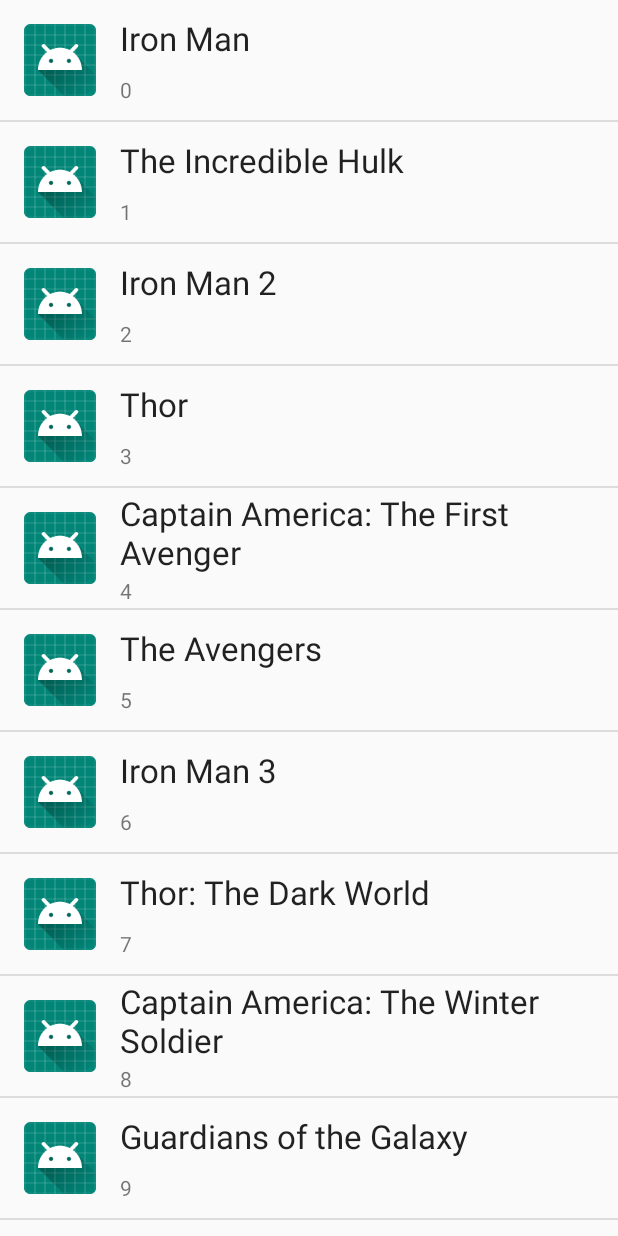
After one commit to hopesishu/CZ2006-softwareeng, an Android app: the SearchActivity screen opened directly, with no data from a screen before it, on a phone screen of 412 x 824 dp. The commit adds this screen. Run offline under Robolectric (Android 15) with nearby library versions, the phone set to English and light mode, and no system bars.

Commit message:
still debugging search

```diff
--- a/app/build.gradle
+++ b/app/build.gradle
@@ -39,13 +39,15 @@
     implementation 'com.google.firebase:firebase-auth:20.0.0'
     implementation 'com.firebaseui:firebase-ui-auth:4.3.1'
     implementation 'org.greenrobot:eventbus:3.2.0'
-
+    implementation 'com.android.support:support-annotations:29.0.0'
+    implementation 'com.android.support:recyclerview-v7:29.0.0'
     // Import the BoM for the Firebase platform
     implementation platform('com.google.firebase:firebase-bom:26.0.0')
 
     // Declare the dependency for the Firebase Authentication library
     // When using the BoM, you don't specify versions in Firebase library dependencies
     implementation 'com.google.firebase:firebase-auth'
+    implementation 'androidx.recyclerview:recyclerview:1.1.0'
 
     testImplementation 'junit:junit:4.12'
     androidTestImplementation 'androidx.test.ext:junit:1.1.2'
--- a/app/src/main/AndroidManifest.xml
+++ b/app/src/main/AndroidManifest.xml
@@ -25,7 +25,10 @@
             android:name=".activity_profile"
             android:label="@string/title_activity_profile"
             android:theme="@style/AppTheme.NoActionBar" />
-
+        <activity
+            android:name=".SearchActivity"
+            android:label="@string/title_activity_profile"
+            android:theme="@style/AppTheme.NoActionBar" />
 
         <activity android:name=".LoginActivity">
             <intent-filter>
@@ -39,6 +42,7 @@
         <activity android:name=".CreateAccountActivity"></activity>
 
 
+
     </application>
 
 </manifest>
--- /dev/null
+++ b/app/src/main/java/com/example/connectme/RecyclerAdapter.java
@@ -0,0 +1,111 @@
+package com.example.connectme;
+import android.view.LayoutInflater;
+import android.view.View;
+import android.view.ViewGroup;
+import android.widget.Filter;
+import android.widget.Filterable;
+import android.widget.ImageView;
+import android.widget.TextView;
+import android.widget.Toast;
+
+import androidx.annotation.NonNull;
+import androidx.recyclerview.widget.RecyclerView;
+
+import java.util.ArrayList;
+import java.util.Collection;
+import java.util.List;
+
+public class RecyclerAdapter extends RecyclerView.Adapter<RecyclerAdapter.ViewHolder> implements Filterable {
+
+    private static final String TAG = "RecyclerAdapter";
+    List<String> moviesList;
+    List<String> moviesListAll;
+
+    public RecyclerAdapter(List<String> moviesList) {
+        this.moviesList = moviesList;
+        moviesListAll = new ArrayList<>();
+        moviesListAll.addAll(moviesList);
+    }
+
+    @NonNull
+    @Override
+    public ViewHolder onCreateViewHolder(@NonNull ViewGroup parent, int viewType) {
+        LayoutInflater layoutInflater = LayoutInflater.from(parent.getContext());
+        View view = layoutInflater.inflate(R.layout.row_item, parent, false);
+        ViewHolder viewHolder = new ViewHolder(view);
+        return viewHolder;
+    }
+
+    @Override
+    public void onBindViewHolder(@NonNull ViewHolder holder, int position) {
+        holder.rowCountTextView.setText(String.valueOf(position));
+        holder.textView.setText(moviesList.get(position));
+    }
+
+    @Override
+    public int getItemCount() {
+        return moviesList.size();
+    }
+
+    @Override
+    public Filter getFilter() {
+
+        return myFilter;
+    }
+
+    Filter myFilter = new Filter() {
+
+        //Automatic on background thread
+        @Override
+        protected FilterResults performFiltering(CharSequence charSequence) {
+
+            List<String> filteredList = new ArrayList<>();
+
+            if (charSequence == null || charSequence.length() == 0) {
+                filteredList.addAll(moviesListAll);
+            } else {
+                for (String movie: moviesListAll) {
+                    if (movie.toLowerCase().contains(charSequence.toString().toLowerCase())) {
+                        filteredList.add(movie);
+                    }
+                }
+            }
+
+            FilterResults filterResults = new FilterResults();
+            filterResults.values = filteredList;
+            return filterResults;
+        }
+
+        //Automatic on UI thread
+        @Override
+        protected void publishResults(CharSequence charSequence, FilterResults filterResults) {
+            moviesList.clear();
+            moviesList.addAll((Collection<? extends String>) filterResults.values);
+            notifyDataSetChanged();
+        }
+    };
+
+
+
+    class ViewHolder extends RecyclerView.ViewHolder implements View.OnClickListener {
+
+        ImageView imageView;
+        TextView textView, rowCountTextView;
+
+        public ViewHolder(@NonNull View itemView) {
+            super(itemView);
+
+            imageView = itemView.findViewById(R.id.imageView);
+            textView = itemView.findViewById(R.id.textView);
+            rowCountTextView = itemView.findViewById(R.id.rowCountTextView);
+
+            itemView.setOnClickListener(this);
+
+        }
+
+        @Override
+        public void onClick(View view) {
+            Toast.makeText(view.getContext(), moviesList.get(getAdapterPosition()), Toast.LENGTH_SHORT).show();
+        }
+    }
+}
--- /dev/null
+++ b/app/src/main/java/com/example/connectme/SearchActivity.java
@@ -0,0 +1,83 @@
+package com.example.connectme;
+import android.os.Bundle;
+import android.view.Menu;
+import android.view.MenuItem;
+
+import androidx.appcompat.app.AppCompatActivity;
+import androidx.appcompat.widget.SearchView;
+import androidx.recyclerview.widget.DividerItemDecoration;
+import androidx.recyclerview.widget.RecyclerView;
+
+import java.util.ArrayList;
+import java.util.List;
+
+
+public class SearchActivity extends AppCompatActivity {
+
+    RecyclerView recyclerView;
+    RecyclerAdapter recyclerAdapter;
+
+    List<String> moviesList;
+
+    @Override
+    protected void onCreate(Bundle savedInstanceState) {
+        super.onCreate(savedInstanceState);
+        setContentView(R.layout.activity_search);
+
+        moviesList = new ArrayList<>();
+        moviesList.add("Iron Man");
+        moviesList.add("The Incredible Hulk");
+        moviesList.add("Iron Man 2");
+        moviesList.add("Thor");
+        moviesList.add("Captain America: The First Avenger");
+        moviesList.add("The Avengers");
+        moviesList.add("Iron Man 3");
+        moviesList.add("Thor: The Dark World");
+        moviesList.add("Captain America: The Winter Soldier");
+        moviesList.add("Guardians of the Galaxy");
+        moviesList.add("Avengers: Age of Ultron");
+        moviesList.add("Ant-Man");
+        moviesList.add("Captain America: Civil War");
+        moviesList.add("Doctor Strange");
+        moviesList.add("Guardians of the Galaxy Vol. 2");
+        moviesList.add("Spider-Man: Homecoming");
+        moviesList.add("Thor: Ragnarok");
+        moviesList.add("Black Panther");
+        moviesList.add("Avengers: Infinity War");
+        moviesList.add("Ant-Man and the Wasp");
+        moviesList.add("Captain Marvel");
+        moviesList.add("Avengers: Endgame");
+        moviesList.add("Spider-Man: Far From Home");
+
+        recyclerView = findViewById(R.id.recyclerView);
+        recyclerAdapter = new RecyclerAdapter(moviesList);
+//        recyclerView.setLayoutManager(new LinearLayoutManager(this));
+        recyclerView.setAdapter(recyclerAdapter);
+
+        DividerItemDecoration dividerItemDecoration = new DividerItemDecoration(this, DividerItemDecoration.VERTICAL);
+        recyclerView.addItemDecoration(dividerItemDecoration);
+    }
+
+    @Override
+    public boolean onCreateOptionsMenu(Menu menu) {
+
+        getMenuInflater().inflate(R.menu.search_menu, menu);
+        MenuItem menuItem = menu.findItem(R.id.action_search);
+        SearchView searchView = (SearchView) menuItem.getActionView();
+        searchView.setOnQueryTextListener(new SearchView.OnQueryTextListener() {
+            @Override
+            public boolean onQueryTextSubmit(String query) {
+                return false;
+            }
+
+            @Override
+            public boolean onQueryTextChange(String newText) {
+                recyclerAdapter.getFilter().filter(newText);
+                return false;
+            }
+        });
+
+
+        return super.onCreateOptionsMenu(menu);
+    }
+}
--- /dev/null
+++ b/app/src/main/res/drawable/ic_search.xml
@@ -0,0 +1,5 @@
+<vector android:height="24dp" android:tint="#FFFFFF"
+    android:viewportHeight="24" android:viewportWidth="24"
+    android:width="24dp" xmlns:android="http://schemas.android.com/apk/res/android">
+    <path android:fillColor="@android:color/white" android:pathData="M15.5,14h-0.79l-0.28,-0.27C15.41,12.59 16,11.11 16,9.5 16,5.91 13.09,3 9.5,3S3,5.91 3,9.5 5.91,16 9.5,16c1.61,0 3.09,-0.59 4.23,-1.57l0.27,0.28v0.79l5,4.99L20.49,19l-4.99,-5zM9.5,14C7.01,14 5,11.99 5,9.5S7.01,5 9.5,5 14,7.01 14,9.5 11.99,14 9.5,14z"/>
+</vector>
--- /dev/null
+++ b/app/src/main/res/drawable/ic_search_black_24dp.xml
@@ -0,0 +1,5 @@
+<vector android:height="24dp" android:tint="#FFFFFF"
+    android:viewportHeight="24" android:viewportWidth="24"
+    android:width="24dp" xmlns:android="http://schemas.android.com/apk/res/android">
+    <path android:fillColor="@android:color/white" android:pathData="M15.5,14h-0.79l-0.28,-0.27C15.41,12.59 16,11.11 16,9.5 16,5.91 13.09,3 9.5,3S3,5.91 3,9.5 5.91,16 9.5,16c1.61,0 3.09,-0.59 4.23,-1.57l0.27,0.28v0.79l5,4.99L20.49,19l-4.99,-5zM9.5,14C7.01,14 5,11.99 5,9.5S7.01,5 9.5,5 14,7.01 14,9.5 11.99,14 9.5,14z"/>
+</vector>
--- /dev/null
+++ b/app/src/main/res/layout/activity_search.xml
@@ -0,0 +1,21 @@
+<?xml version="1.0" encoding="utf-8"?>
+<androidx.constraintlayout.widget.ConstraintLayout
+    xmlns:android="http://schemas.android.com/apk/res/android"
+    xmlns:tools="http://schemas.android.com/tools"
+    xmlns:app="http://schemas.android.com/apk/res-auto"
+    android:layout_width="match_parent"
+    android:layout_height="match_parent"
+    tools:context=".MainActivity">
+
+    <androidx.recyclerview.widget.RecyclerView
+        android:id="@+id/recyclerView"
+        android:layout_width="0dp"
+        android:layout_height="0dp"
+        app:layout_constraintBottom_toBottomOf="parent"
+        app:layout_constraintEnd_toEndOf="parent"
+        app:layout_constraintStart_toStartOf="parent"
+        app:layout_constraintTop_toTopOf="parent"
+        app:layoutManager="androidx.recyclerview.widget.LinearLayoutManager"
+        />
+
+</androidx.constraintlayout.widget.ConstraintLayout>
--- /dev/null
+++ b/app/src/main/res/layout/row_item.xml
@@ -0,0 +1,46 @@
+<?xml version="1.0" encoding="utf-8"?>
+<androidx.constraintlayout.widget.ConstraintLayout xmlns:android="http://schemas.android.com/apk/res/android"
+    xmlns:app="http://schemas.android.com/apk/res-auto"
+    xmlns:tools="http://schemas.android.com/tools"
+    android:layout_width="match_parent"
+    android:layout_height="wrap_content"
+    android:background="?attr/selectableItemBackground"
+    >
+
+    <ImageView
+        android:id="@+id/imageView"
+        android:layout_width="48dp"
+        android:layout_height="48dp"
+        android:layout_marginStart="16dp"
+        android:layout_marginTop="16dp"
+        android:layout_marginBottom="16dp"
+        app:layout_constraintBottom_toBottomOf="parent"
+        app:layout_constraintStart_toStartOf="parent"
+        app:layout_constraintTop_toTopOf="parent"
+        app:srcCompat="@mipmap/ic_launcher" />
+
+    <TextView
+        android:id="@+id/textView"
+        android:layout_width="0dp"
+        android:layout_height="wrap_content"
+        android:layout_marginStart="16dp"
+        android:layout_marginEnd="8dp"
+        android:text="TextView"
+        android:textAppearance="@style/TextAppearance.AppCompat.Large"
+        app:layout_constraintBottom_toTopOf="@+id/rowCountTextView"
+        app:layout_constraintEnd_toEndOf="parent"
+        app:layout_constraintStart_toEndOf="@+id/imageView"
+        app:layout_constraintTop_toTopOf="parent" />
+
+    <TextView
+        android:id="@+id/rowCountTextView"
+        android:layout_width="0dp"
+        android:layout_height="wrap_content"
+        android:layout_marginEnd="8dp"
+        android:text="TextView"
+        android:textAppearance="@style/TextAppearance.AppCompat.Small"
+        app:layout_constraintBottom_toBottomOf="parent"
+        app:layout_constraintEnd_toEndOf="parent"
+        app:layout_constraintStart_toStartOf="@+id/textView"
+        app:layout_constraintTop_toBottomOf="@+id/textView" />
+</androidx.constraintlayout.widget.ConstraintLayout>
--- /dev/null
+++ b/app/src/main/res/menu/search_menu.xml
@@ -0,0 +1,13 @@
+<?xml version="1.0" encoding="utf-8"?>
+<menu xmlns:android="http://schemas.android.com/apk/res/android"
+    xmlns:app="http://schemas.android.com/apk/res-auto">
+
+    <item
+        android:id="@+id/action_search"
+        android:title="Search"
+        android:icon="@drawable/ic_search_black_24dp"
+        app:showAsAction="always|collapseActionView"
+        app:actionViewClass="androidx.appcompat.widget.SearchView"
+        />
+
+</menu>
--- a/app/src/main/res/values/strings.xml
+++ b/app/src/main/res/values/strings.xml
@@ -27,6 +27,7 @@
     <string name="next">Next</string>
     <string name="previous">Previous</string>
     <string name="home">Home</string>
+    <string name="search">Search</string>
     <string name="map">Map</string>
     <string name="info">Info</string>
     <string name="first_fragment_label">First Fragment Label</string>
@@ -135,6 +136,7 @@
     <string name="settings_header">Settings</string>
     <string name="title_activity_settings">title_activity_settings</string>
     <string name="title_activity_profile">title_activity_profile</string>
+    <string name="title_activity_search">title_activity_search</string>
     <string name="profile">Profile</string>
     <string name="date_of_birth">Date of birth:</string>
 
```
